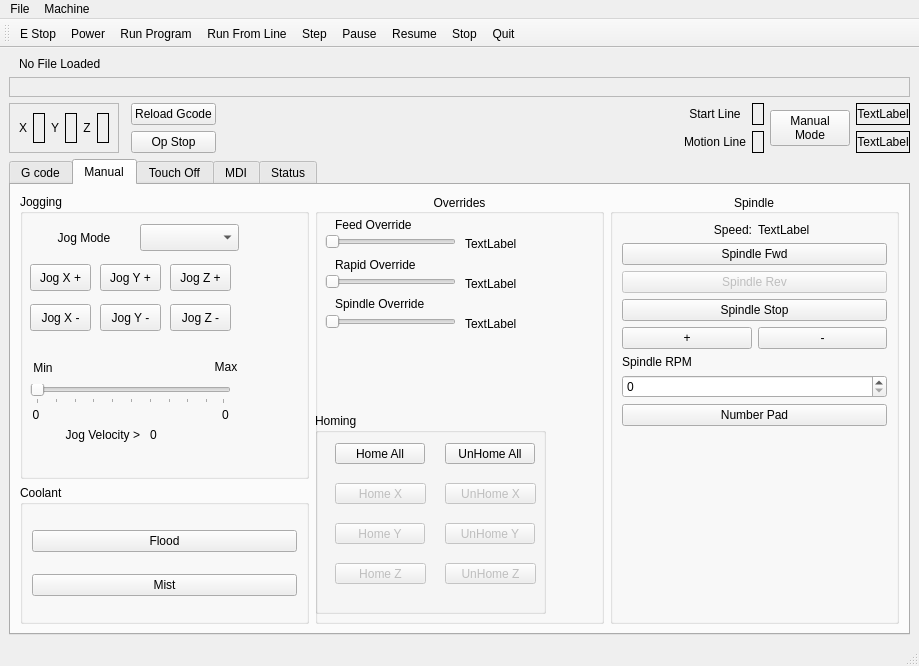
First picture: the form in examples/tom.ui, repository jethornton/flexgui, before the edit.
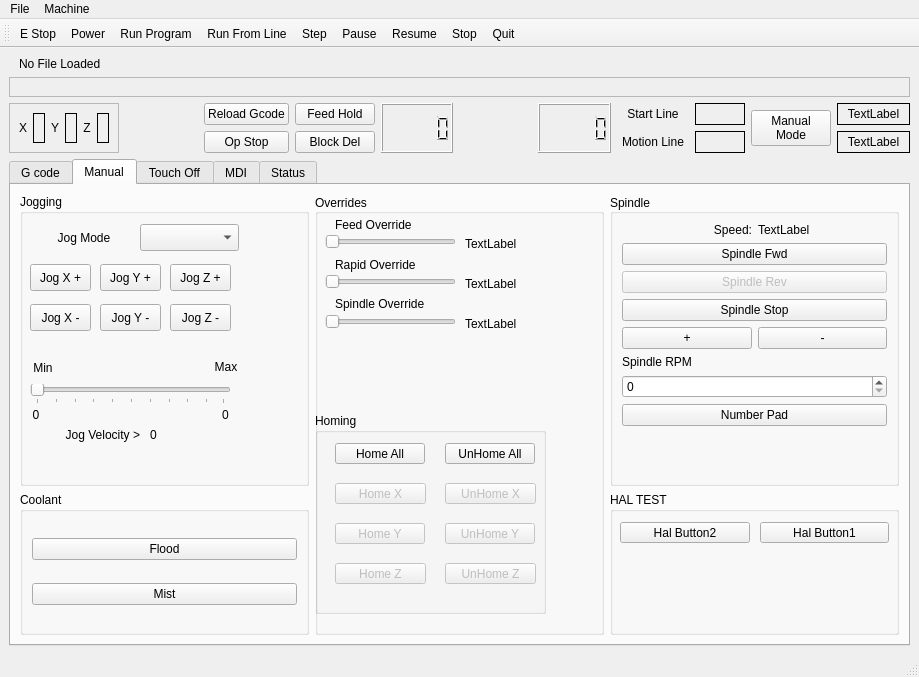
Second picture: the form after the edit. The open tabs and pages were chosen to show the change.

Diff of the .ui file:
```diff
--- a/examples/tom.ui
+++ b/examples/tom.ui
@@ -7,35 +7,38 @@
     <x>0</x>
     <y>0</y>
     <width>919</width>
-    <height>666</height>
+    <height>677</height>
    </rect>
   </property>
   <widget class="QWidget" name="centralwidget">
    <layout class="QGridLayout" name="gridLayout_6">
-    <item row="2" column="6">
-     <widget class="QLabel" name="start_line_lb">
-      <property name="maximumSize">
-       <size>
-        <width>50</width>
-        <height>16777215</height>
-       </size>
-      </property>
-      <property name="font">
-       <font>
-        <family>FreeMono</family>
-        <pointsize>12</pointsize>
-        <weight>50</weight>
-        <bold>false</bold>
-       </font>
-      </property>
+    <item row="3" column="10">
+     <widget class="QLabel" name="state_lb">
       <property name="frameShape">
        <enum>QFrame::Box</enum>
       </property>
       <property name="text">
-       <string/>
+       <string>TextLabel</string>
       </property>
       <property name="alignment">
-       <set>Qt::AlignRight|Qt::AlignTrailing|Qt::AlignVCenter</set>
+       <set>Qt::AlignCenter</set>
+      </property>
+     </widget>
+    </item>
+    <item row="3" column="2">
+     <widget class="QPushButton" name="optional_stop_pb">
+      <property name="text">
+       <string>Op Stop</string>
+      </property>
+      <property name="checkable">
+       <bool>true</bool>
+      </property>
+     </widget>
+    </item>
+    <item row="2" column="2">
+     <widget class="QPushButton" name="reload_pb">
+      <property name="text">
+       <string>Reload Gcode</string>
       </property>
      </widget>
     </item>
@@ -55,13 +58,10 @@
       </property>
      </widget>
     </item>
-    <item row="2" column="8">
-     <widget class="QLabel" name="status_lb">
-      <property name="frameShape">
-       <enum>QFrame::Box</enum>
-      </property>
+    <item row="2" column="7">
+     <widget class="QLabel" name="label_5">
       <property name="text">
-       <string>TextLabel</string>
+       <string>Start Line</string>
       </property>
       <property name="alignment">
        <set>Qt::AlignCenter</set>
@@ -164,72 +164,16 @@
       </layout>
      </widget>
     </item>
-    <item row="3" column="5">
-     <widget class="QLabel" name="label_4">
-      <property name="text">
-       <string>Motion Line</string>
-      </property>
-      <property name="alignment">
-       <set>Qt::AlignCenter</set>
-      </property>
-     </widget>
-    </item>
-    <item row="3" column="2">
-     <widget class="QPushButton" name="optional_stop_pb">
-      <property name="text">
-       <string>Op Stop</string>
-      </property>
-     </widget>
-    </item>
-    <item row="3" column="3">
-     <spacer name="horizontalSpacer_2">
-      <property name="orientation">
-       <enum>Qt::Horizontal</enum>
-      </property>
-      <property name="sizeHint" stdset="0">
-       <size>
-        <width>40</width>
-        <height>20</height>
-       </size>
-      </property>
-     </spacer>
-    </item>
-    <item row="3" column="6">
-     <widget class="QLabel" name="motion_line_lb">
-      <property name="maximumSize">
-       <size>
-        <width>50</width>
-        <height>16777215</height>
-       </size>
-      </property>
-      <property name="font">
-       <font>
-        <family>FreeMono</family>
-        <pointsize>12</pointsize>
-        <weight>50</weight>
-        <bold>false</bold>
-       </font>
-      </property>
+    <item row="1" column="0" colspan="11">
+     <widget class="QFrame" name="frame">
       <property name="frameShape">
-       <enum>QFrame::Box</enum>
+       <enum>QFrame::StyledPanel</enum>
       </property>
-      <property name="text">
-       <string/>
-      </property>
-      <property name="alignment">
-       <set>Qt::AlignRight|Qt::AlignTrailing|Qt::AlignVCenter</set>
-      </property>
+      <layout class="QGridLayout" name="gridLayout"/>
      </widget>
     </item>
-    <item row="2" column="2">
-     <widget class="QPushButton" name="reload_pbxxx">
-      <property name="text">
-       <string>Reload Gcode</string>
-      </property>
-     </widget>
-    </item>
-    <item row="3" column="8">
-     <widget class="QLabel" name="state_lb">
+    <item row="2" column="10">
+     <widget class="QLabel" name="status_lb">
       <property name="frameShape">
        <enum>QFrame::Box</enum>
       </property>
@@ -241,17 +185,7 @@
       </property>
      </widget>
     </item>
-    <item row="2" column="5">
-     <widget class="QLabel" name="label_5">
-      <property name="text">
-       <string>Start Line</string>
-      </property>
-      <property name="alignment">
-       <set>Qt::AlignCenter</set>
-      </property>
-     </widget>
-    </item>
-    <item row="2" column="7" rowspan="2">
+    <item row="2" column="9" rowspan="2">
      <widget class="QPushButton" name="manual_mode_pb">
       <property name="text">
        <string>Manual
@@ -259,15 +193,94 @@
       </property>
      </widget>
     </item>
-    <item row="1" column="0" colspan="9">
-     <widget class="QFrame" name="frame">
+    <item row="2" column="8">
+     <widget class="QLabel" name="start_line_lb">
+      <property name="maximumSize">
+       <size>
+        <width>50</width>
+        <height>16777215</height>
+       </size>
+      </property>
+      <property name="font">
+       <font>
+        <family>FreeMono</family>
+        <pointsize>12</pointsize>
+        <weight>50</weight>
+        <bold>false</bold>
+       </font>
+      </property>
       <property name="frameShape">
-       <enum>QFrame::StyledPanel</enum>
+       <enum>QFrame::Box</enum>
       </property>
-      <layout class="QGridLayout" name="gridLayout"/>
+      <property name="text">
+       <string/>
+      </property>
+      <property name="alignment">
+       <set>Qt::AlignRight|Qt::AlignTrailing|Qt::AlignVCenter</set>
+      </property>
      </widget>
     </item>
-    <item row="4" column="0" colspan="9">
+    <item row="2" column="6" rowspan="2">
+     <widget class="QLCDNumber" name="lcdNumber"/>
+    </item>
+    <item row="3" column="7">
+     <widget class="QLabel" name="label_4">
+      <property name="text">
+       <string>Motion Line</string>
+      </property>
+      <property name="alignment">
+       <set>Qt::AlignCenter</set>
+      </property>
+     </widget>
+    </item>
+    <item row="3" column="8">
+     <widget class="QLabel" name="motion_line_lb">
+      <property name="maximumSize">
+       <size>
+        <width>50</width>
+        <height>16777215</height>
+       </size>
+      </property>
+      <property name="font">
+       <font>
+        <family>FreeMono</family>
+        <pointsize>12</pointsize>
+        <weight>50</weight>
+        <bold>false</bold>
+       </font>
+      </property>
+      <property name="frameShape">
+       <enum>QFrame::Box</enum>
+      </property>
+      <property name="text">
+       <string/>
+      </property>
+      <property name="alignment">
+       <set>Qt::AlignRight|Qt::AlignTrailing|Qt::AlignVCenter</set>
+      </property>
+     </widget>
+    </item>
+    <item row="2" column="3">
+     <widget class="QPushButton" name="feed_hold_pb">
+      <property name="text">
+       <string>Feed Hold</string>
+      </property>
+     </widget>
+    </item>
+    <item row="2" column="4" rowspan="2">
+     <widget class="QLCDNumber" name="lcdnumber"/>
+    </item>
+    <item row="3" column="3">
+     <widget class="QPushButton" name="block_delete_pb">
+      <property name="text">
+       <string>Block Del</string>
+      </property>
+      <property name="checkable">
+       <bool>true</bool>
+      </property>
+     </widget>
+    </item>
+    <item row="4" column="0" colspan="11">
      <widget class="QTabWidget" name="tabWidget">
       <property name="currentIndex">
        <number>0</number>
@@ -570,7 +583,7 @@
            <string>Overrides</string>
           </property>
           <property name="alignment">
-           <set>Qt::AlignCenter</set>
+           <set>Qt::AlignLeading|Qt::AlignLeft|Qt::AlignVCenter</set>
           </property>
           <widget class="QLabel" name="feedrate_lb">
            <property name="geometry">
@@ -832,25 +845,15 @@
           </widget>
          </widget>
         </item>
-        <item row="0" column="3" rowspan="3">
+        <item row="0" column="3" rowspan="2">
          <widget class="QGroupBox" name="groupBox_6">
           <property name="title">
            <string>Spindle</string>
           </property>
           <property name="alignment">
-           <set>Qt::AlignCenter</set>
+           <set>Qt::AlignLeading|Qt::AlignLeft|Qt::AlignVCenter</set>
           </property>
           <layout class="QGridLayout" name="gridLayout_13">
-           <item row="2" column="0" colspan="2">
-            <widget class="QPushButton" name="spindle_rev_pb">
-             <property name="enabled">
-              <bool>false</bool>
-             </property>
-             <property name="text">
-              <string>Spindle Rev</string>
-             </property>
-            </widget>
-           </item>
            <item row="7" column="0" colspan="2">
             <widget class="QSpinBox" name="spindle_speed_sb">
              <property name="maximum">
@@ -858,6 +861,26 @@
              </property>
             </widget>
            </item>
+           <item row="0" column="1">
+            <widget class="QLabel" name="spindle_speed_0_lb">
+             <property name="text">
+              <string>TextLabel</string>
+             </property>
+            </widget>
+           </item>
+           <item row="8" column="0" colspan="2">
+            <widget class="QPushButton" name="numberpad_pb_1">
+             <property name="text">
+              <string>Number Pad</string>
+             </property>
+             <property name="target" stdset="0">
+              <string>spindle_speed_sb</string>
+             </property>
+             <property name="type" stdset="0">
+              <string>int</string>
+             </property>
+            </widget>
+           </item>
            <item row="1" column="0" colspan="2">
             <widget class="QPushButton" name="spindle_fwd_pb">
              <property name="text">
@@ -865,20 +888,6 @@
              </property>
             </widget>
            </item>
-           <item row="6" column="0" colspan="2">
-            <widget class="QLabel" name="label_20">
-             <property name="text">
-              <string>Spindle RPM</string>
-             </property>
-            </widget>
-           </item>
-           <item row="4" column="1">
-            <widget class="QPushButton" name="spindle_minus_pb">
-             <property name="text">
-              <string>-</string>
-             </property>
-            </widget>
-           </item>
            <item row="0" column="0">
             <widget class="QLabel" name="label_21">
              <property name="text">
@@ -896,10 +905,20 @@
              </property>
             </widget>
            </item>
-           <item row="0" column="1">
-            <widget class="QLabel" name="spindle_speed_0_lb">
+           <item row="2" column="0" colspan="2">
+            <widget class="QPushButton" name="spindle_rev_pb">
+             <property name="enabled">
+              <bool>false</bool>
+             </property>
              <property name="text">
-              <string>TextLabel</string>
+              <string>Spindle Rev</string>
+             </property>
+            </widget>
+           </item>
+           <item row="6" column="0" colspan="2">
+            <widget class="QLabel" name="label_20">
+             <property name="text">
+              <string>Spindle RPM</string>
              </property>
             </widget>
            </item>
@@ -910,7 +929,14 @@
              </property>
             </widget>
            </item>
-           <item row="9" column="0">
+           <item row="4" column="1">
+            <widget class="QPushButton" name="spindle_minus_pb">
+             <property name="text">
+              <string>-</string>
+             </property>
+            </widget>
+           </item>
+           <item row="10" column="0">
             <spacer name="verticalSpacer_5">
              <property name="orientation">
               <enum>Qt::Vertical</enum>
@@ -923,22 +949,57 @@
              </property>
             </spacer>
            </item>
-           <item row="8" column="0" colspan="2">
-            <widget class="QPushButton" name="numberpad_pb_1">
-             <property name="text">
-              <string>Number Pad</string>
-             </property>
-             <property name="target" stdset="0">
-              <string>spindle_speed_sb</string>
-             </property>
-             <property name="type" stdset="0">
-              <string>int</string>
-             </property>
-            </widget>
-           </item>
           </layout>
          </widget>
         </item>
+        <item row="2" column="3">
+         <widget class="QGroupBox" name="groupBox_12">
+          <property name="title">
+           <string>HAL TEST</string>
+          </property>
+          <widget class="QPushButton" name="HAL_BIT_2">
+           <property name="geometry">
+            <rect>
+             <x>10</x>
+             <y>30</y>
+             <width>130</width>
+             <height>21</height>
+            </rect>
+           </property>
+           <property name="text">
+            <string>Hal Button2</string>
+           </property>
+           <property name="checkable">
+            <bool>false</bool>
+           </property>
+           <property name="function" stdset="0">
+            <string>hal_pin</string>
+           </property>
+           <property name="pin_1" stdset="0">
+            <string>test_pin2, HAL_BIT, HAL_OUT</string>
+           </property>
+          </widget>
+          <widget class="QPushButton" name="HAL_BIT">
+           <property name="geometry">
+            <rect>
+             <x>150</x>
+             <y>30</y>
+             <width>129</width>
+             <height>21</height>
+            </rect>
+           </property>
+           <property name="text">
+            <string>Hal Button1</string>
+           </property>
+           <property name="function" stdset="0">
+            <string>hal_pin</string>
+           </property>
+           <property name="pin_0" stdset="0">
+            <string>test_pin1, HAL_BIT, HAL_OUT</string>
+           </property>
+          </widget>
+         </widget>
+        </item>
        </layout>
       </widget>
       <widget class="QWidget" name="tab_2">
@@ -965,7 +1026,7 @@
            <string>Fixture Offsets</string>
           </property>
           <property name="alignment">
-           <set>Qt::AlignCenter</set>
+           <set>Qt::AlignLeading|Qt::AlignLeft|Qt::AlignVCenter</set>
           </property>
           <widget class="QLabel" name="g5x_lb_z">
            <property name="geometry">
@@ -1212,7 +1273,7 @@
            <string>Tool Touch Off</string>
           </property>
           <property name="alignment">
-           <set>Qt::AlignCenter</set>
+           <set>Qt::AlignLeading|Qt::AlignLeft|Qt::AlignVCenter</set>
           </property>
           <layout class="QGridLayout" name="gridLayout_14">
            <item row="2" column="0">
@@ -1267,7 +1328,7 @@
            <string>Coordinate System</string>
           </property>
           <property name="alignment">
-           <set>Qt::AlignCenter</set>
+           <set>Qt::AlignLeading|Qt::AlignLeft|Qt::AlignVCenter</set>
           </property>
           <layout class="QGridLayout" name="gridLayout_12">
            <item row="0" column="0">
@@ -1329,7 +1390,7 @@
            <string>Current Tool Offset</string>
           </property>
           <property name="alignment">
-           <set>Qt::AlignCenter</set>
+           <set>Qt::AlignLeading|Qt::AlignLeft|Qt::AlignVCenter</set>
           </property>
           <widget class="QLabel" name="label_27">
            <property name="geometry">
```
